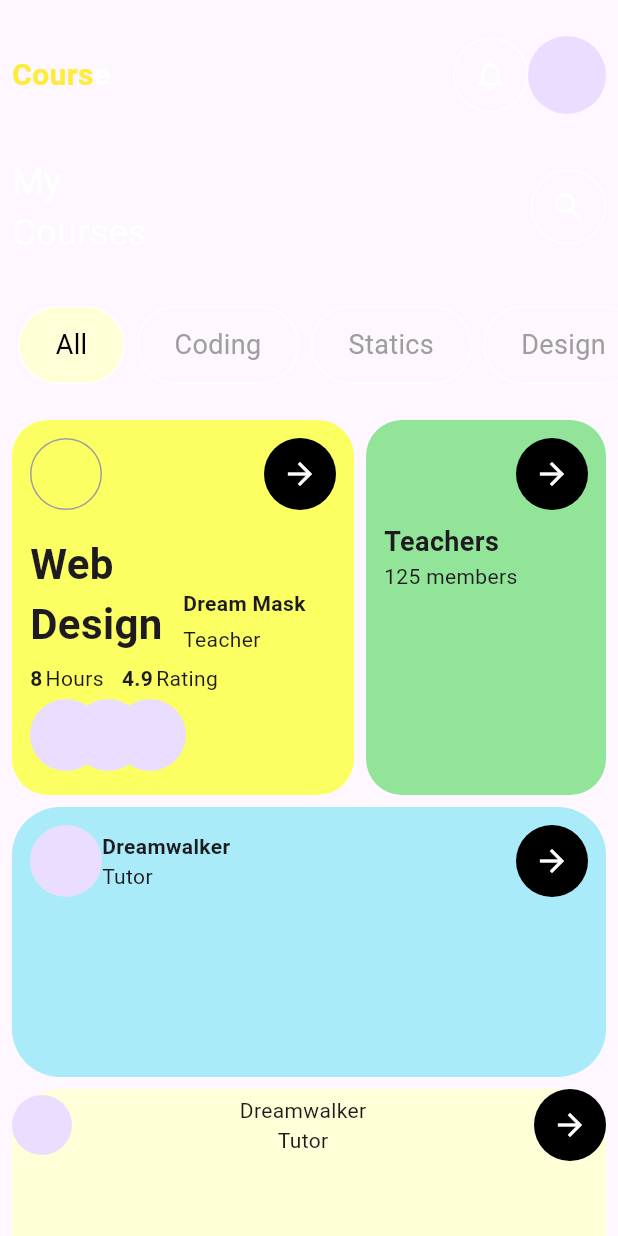
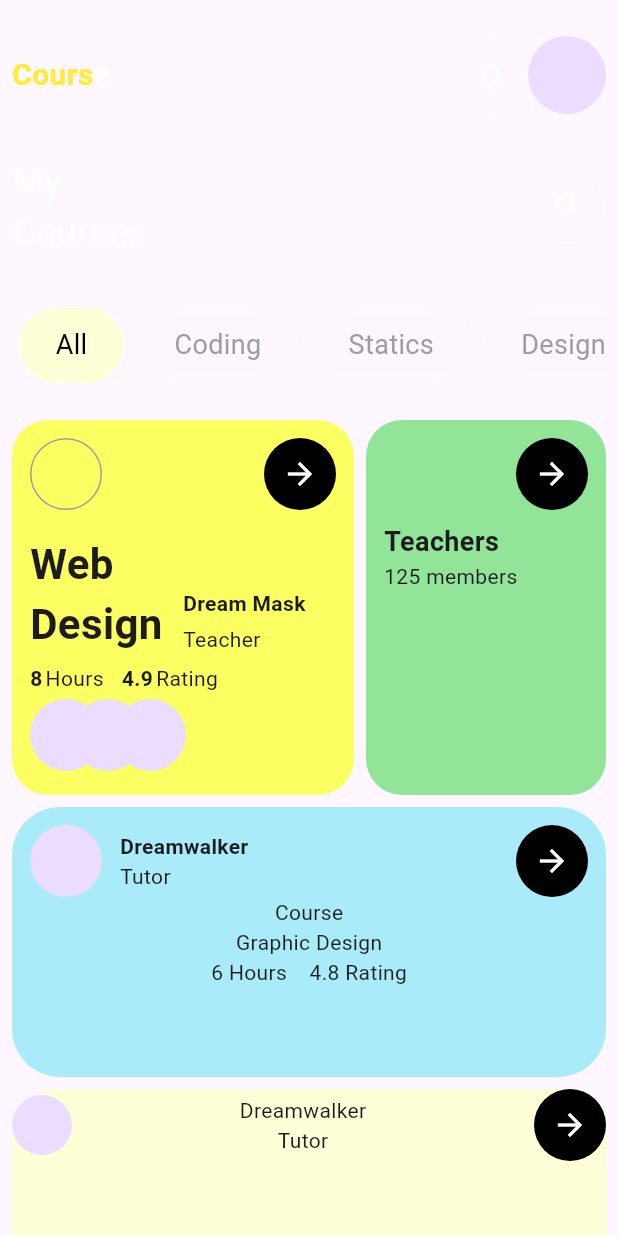
Before and after one commit to JAICHANGPARK/flutter_notebook_chapter_35, a Flutter app: the LearningHomePage screen opened directly, on a phone screen of 412 x 824 dp. Run offline on Flutter 3.47's test engine with Material 3 defaults, Android fonts, the phone set to English and light mode, and no system bars; our stand-ins replace dots_indicator, gap.

Commit message:
Update learning_home_page.dart

```diff
--- a/lib/ep1774_learning_app/view/learning_home_page.dart
+++ b/lib/ep1774_learning_app/view/learning_home_page.dart
@@ -300,6 +300,7 @@ class _LearningHomePageState extends State<LearningHomePage> {
                             CircleAvatar(
                               radius: 24,
                             ),
+                            Gap(12),
                             Expanded(
                               child: Column(
                                 crossAxisAlignment: CrossAxisAlignment.start,
@@ -320,6 +321,19 @@ class _LearningHomePageState extends State<LearningHomePage> {
                               foregroundColor: Colors.white,
                               child: Icon(
                                 Icons.arrow_forward,
+                              ),
+                            )
+                          ],
+                        ),
+                        Row(
+                          children: [
+                            Expanded(
+                              child: Column(
+                                children: [
+                                  Text("Course"),
+                                  Text("Graphic Design"),
+                                  Text("6 Hours    4.8 Rating")
+                                ],
                               ),
                             )
                           ],
```
